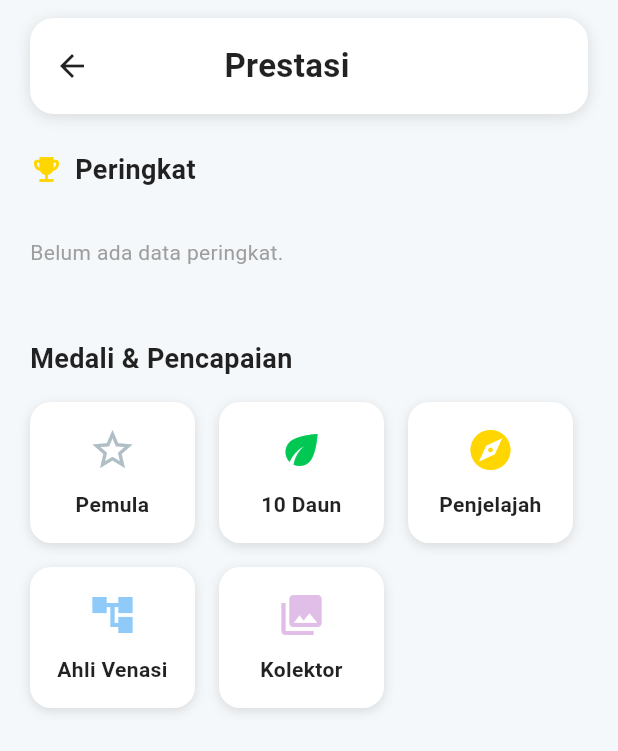
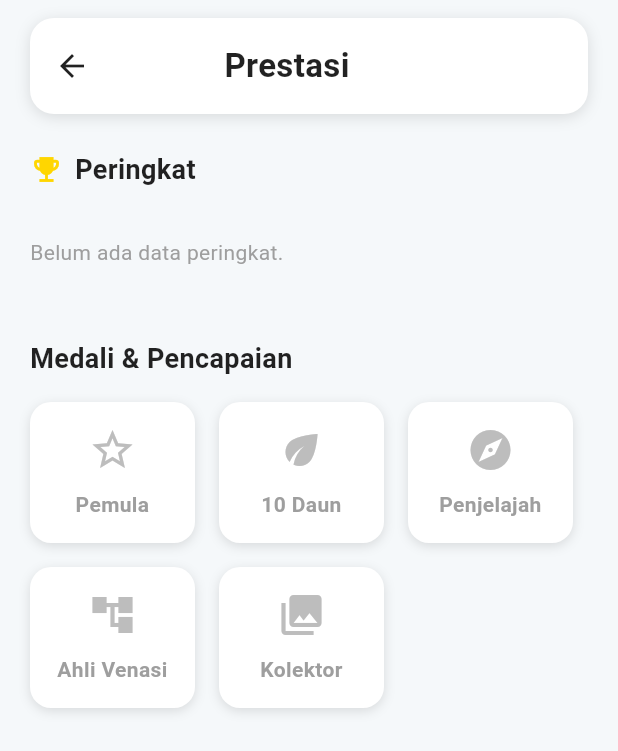
Before and after one commit to koctaa04/Leafy-PBL, a Flutter app: the AchievementScreen screen opened by its route, on a phone screen of 412 x 824 dp. Shown: the top 751 px of the screen. Run offline on Flutter 3.47's test engine with Material 3 defaults, Android fonts, the phone set to English and light mode, and no system bars; our stand-ins replace camera, cloud_firestore, firebase_auth, firebase_core, flutter_tts, image_picker; accounts and stored records are empty.

Commit message:
feat(register): Dislay Name pada database sudah diambil keteika registrasi

```diff
--- a/lib/screens/achievement_screen.dart
+++ b/lib/screens/achievement_screen.dart
@@ -11,7 +11,15 @@ class AchievementScreen extends StatelessWidget {
     return Scaffold(
       backgroundColor: const Color(0xFFF5F8FA),
       body: SafeArea(
+        child: RefreshIndicator(
+          onRefresh: () async {
+            // Gunakan GlobalKey untuk akses state RankingSection
+            _rankingSectionKey.currentState?.refreshLeaderboard();
+            // Jika ingin refresh juga medali, tambahkan key dan method serupa
+            await Future.delayed(const Duration(milliseconds: 500));
+          },
           child: SingleChildScrollView(
+            physics: const AlwaysScrollableScrollPhysics(),
             child: Padding(
               padding: const EdgeInsets.symmetric(horizontal: 20.0, vertical: 12.0),
               child: Column(
@@ -21,11 +29,12 @@ class AchievementScreen extends StatelessWidget {
                   _CustomAppBar(),
                   const SizedBox(height: 24),
                   // Section Peringkat
-                _RankingSection(),
+                  _RankingSection(key: _rankingSectionKey),
                   const SizedBox(height: 32),
                   // Section Medali & Pencapaian
                   _MedalSection(),
                 ],
+              ),
             ),
           ),
         ),
@@ -76,11 +85,17 @@ class _CustomAppBar extends StatelessWidget {
 }
 
 class _RankingSection extends StatefulWidget {
+  const _RankingSection({Key? key}) : super(key: key);
   @override
   State<_RankingSection> createState() => _RankingSectionState();
 }
+// Tambahkan GlobalKey untuk akses state RankingSection
+final GlobalKey<_RankingSectionState> _rankingSectionKey = GlobalKey<_RankingSectionState>();
 
 class _RankingSectionState extends State<_RankingSection> {
+    Future<void> refreshLeaderboard() async {
+      await _fetchLeaderboard();
+    }
   List<UserProfile> leaderboard = [];
   bool loading = true;
 
@@ -270,14 +285,45 @@ class RankingItem extends StatelessWidget {
 }
 
 // Section Medali & Pencapaian
-class _MedalSection extends StatelessWidget {
-  final List<_MedalData> medals = const [
-    _MedalData('Pemula', Icons.star_border, Color(0xFFB0BEC5)),
-    _MedalData('10 Daun', Icons.eco, Color(0xFF00C853)),
-    _MedalData('Penjelajah', Icons.explore, Color(0xFFFFD600)),
-    _MedalData('Ahli Venasi', Icons.account_tree, Color(0xFF90CAF9)),
-    _MedalData('Kolektor', Icons.collections, Color(0xFFE1BEE7)),
+class _MedalSection extends StatefulWidget {
+  const _MedalSection({Key? key}) : super(key: key);
+  @override
+  State<_MedalSection> createState() => _MedalSectionState();
+}
+
+class _MedalSectionState extends State<_MedalSection> {
+  // Daftar semua badge yang tersedia (bisa juga diambil dari Firestore jika ingin remote)
+  final List<_MedalData> allBadges = const [
+    _MedalData('Pemula', Icons.star_border, Color(0xFFB0BEC5), 'pemula'),
+    _MedalData('10 Daun', Icons.eco, Color(0xFF00C853), '10daun'),
+    _MedalData('Penjelajah', Icons.explore, Color(0xFFFFD600), 'penjelajah'),
+    _MedalData('Ahli Venasi', Icons.account_tree, Color(0xFF90CAF9), 'venasi'),
+    _MedalData('Kolektor', Icons.collections, Color(0xFFE1BEE7), 'kolektor'),
   ];
+  List<dynamic> userBadges = [];
+  bool loading = true;
+
+  @override
+  void initState() {
+    super.initState();
+    _fetchUserBadges();
+  }
+
+  Future<void> _fetchUserBadges() async {
+    setState(() { loading = true; });
+    final user = FirebaseAuth.instance.currentUser;
+    if (user == null) {
+      setState(() { loading = false; });
+      return;
+    }
+    try {
+      final userDoc = await FirebaseFirestore.instance.collection('users').doc(user.uid).get();
+      userBadges = userDoc.data()?['badges'] ?? [];
+    } catch (e) {
+      userBadges = [];
+    }
+    setState(() { loading = false; });
+  }
 
   @override
   Widget build(BuildContext context) {
@@ -293,15 +339,21 @@ class _MedalSection extends StatelessWidget {
           ),
         ),
         const SizedBox(height: 16),
-        // Grid medali
+        if (loading)
+          const Center(child: CircularProgressIndicator()),
+        if (!loading)
           Wrap(
             spacing: 16,
             runSpacing: 16,
-          children: medals.map((data) => MedalItem(
-            name: data.name,
-            icon: data.icon,
-            color: data.color,
-          )).toList(),
+            children: allBadges.map((badge) {
+              final owned = userBadges.contains(badge.id);
+              return MedalItem(
+                name: badge.name,
+                icon: badge.icon,
+                color: owned ? badge.color : Colors.grey[400]!,
+                owned: owned,
+              );
+            }).toList(),
           ),
       ],
     );
@@ -312,14 +364,16 @@ class _MedalData {
   final String name;
   final IconData icon;
   final Color color;
-  const _MedalData(this.name, this.icon, this.color);
+  final String id;
+  const _MedalData(this.name, this.icon, this.color, this.id);
 }
 
 class MedalItem extends StatelessWidget {
   final String name;
   final IconData icon;
   final Color color;
-  const MedalItem({super.key, required this.name, required this.icon, required this.color});
+  final bool owned;
+  const MedalItem({super.key, required this.name, required this.icon, required this.color, this.owned = false});
 
   @override
   Widget build(BuildContext context) {
@@ -345,10 +399,10 @@ class MedalItem extends StatelessWidget {
           Text(
             name,
             textAlign: TextAlign.center,
-            style: const TextStyle(
+            style: TextStyle(
               fontSize: 14,
               fontWeight: FontWeight.w600,
-              color: Colors.black87,
+              color: owned ? Colors.black87 : Colors.grey,
             ),
           ),
         ],
--- a/lib/screens/register_screen.dart
+++ b/lib/screens/register_screen.dart
@@ -128,7 +128,7 @@ class _RegisterScreenState extends State<RegisterScreen> {
                 children: [
                   const SizedBox(height: 32),
                   Image.asset(
-                    'assets/Lumi.png',
+                    'assets/logo-leafy.png',
                     width: 56,
                     height: 56,
                     fit: BoxFit.contain,
@@ -355,13 +355,14 @@ class _RegisterScreenState extends State<RegisterScreen> {
                               email: _emailController.text.trim(),
                               password: _passwordController.text.trim(),
                             );
-                            // Set displayName ke username
+                            // Set displayName ke username di Auth
                             final username = _usernameController.text.trim();
                             await credential.user?.updateDisplayName(username);
-                            // Simpan juga ke Firestore
+                            // Pastikan field default Firestore terisi lengkap
+                            await ensureUserDoc();
+                            // Update displayName saja (merge, tidak overwrite field lain)
                             final docRef = FirebaseFirestore.instance.collection('users').doc(credential.user?.uid);
                             await docRef.set({'displayName': username}, SetOptions(merge: true));
-                            await ensureUserDoc();
                             if (context.mounted) {
                               Navigator.pop(context);
                             }
```
Lines whose indentation alone changed are shown as unchanged.
